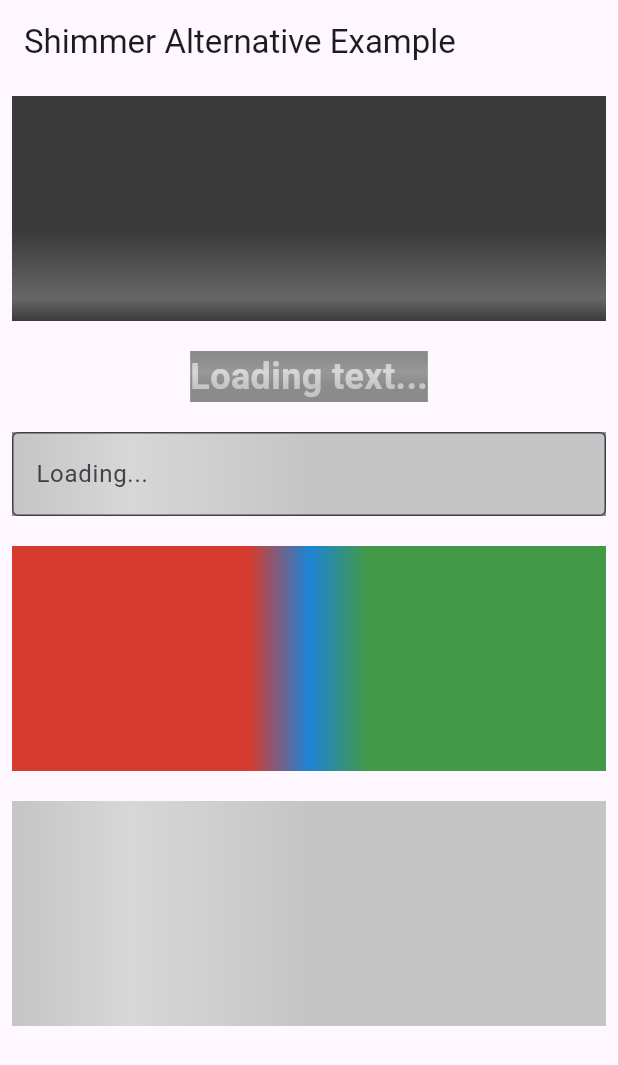
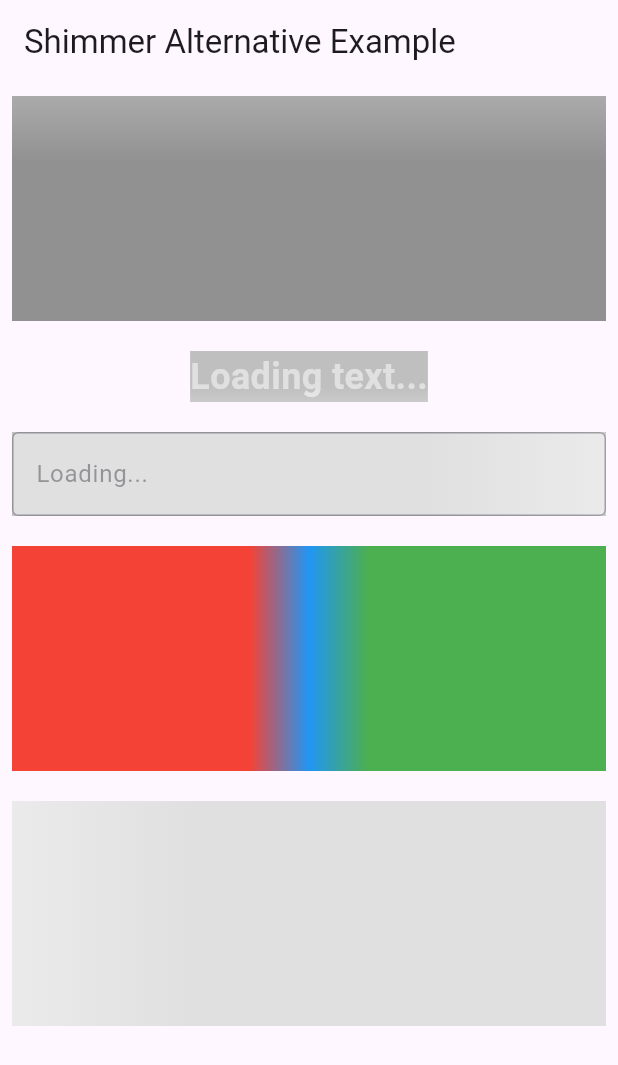
Before and after one commit to protheeuz/shimmer-alternative, a Flutter app: the screen it shows after launch, on a phone screen of 412 x 824 dp. Shown: the top 1065 px of the screen. Run offline on Flutter 3.47's test engine with Material 3 defaults, Android fonts, the phone set to English and light mode, and no system bars.

Commit message:
feat: add new features and improvements to Shimmer Alternative

```diff
--- a/lib/shimmer_alternative.dart
+++ b/lib/shimmer_alternative.dart
@@ -3,7 +3,7 @@ library shimmer_alternative;
 import 'package:flutter/material.dart';
 
 /// A widget that applies a shimmer effect to its child.
-class ShimmerAlternative extends StatelessWidget {
+class ShimmerAlternative extends StatefulWidget {
   /// Creates a [ShimmerAlternative] widget.
   const ShimmerAlternative({
     Key? key,
@@ -18,6 +18,10 @@ class ShimmerAlternative extends StatelessWidget {
     this.customShapeBuilder,
     this.onAnimationStart,
     this.onAnimationStop,
+    this.colorInterpolation = 0.5,
+    this.opacity = 1.0,
+    this.loopCount = 0,
+    this.easing = Curves.linear,
   }) : super(key: key);
 
   /// The widget below this widget in the tree.
@@ -53,102 +57,34 @@ class ShimmerAlternative extends StatelessWidget {
   /// Callback when the animation stops.
   final VoidCallback? onAnimationStop;
 
+  /// The interpolation factor for color blending.
+  final double colorInterpolation;
+
+  /// The opacity of the shimmer effect.
+  final double opacity;
+
+  /// The number of times the animation should loop.
+  final int loopCount;
+
+  /// The easing curve for the animation.
+  final Curve easing;
+
   @override
-  Widget build(BuildContext context) {
-    final Color adjustedBaseColor = isDarkMode ? Colors.grey[800]! : baseColor;
-    final Color adjustedHighlightColor =
-        isDarkMode ? Colors.grey[600]! : highlightColor;
-
-    return RepaintBoundary(
-      child: _Shimmer.fromColors(
-        baseColor: adjustedBaseColor,
-        highlightColor: adjustedHighlightColor,
-        customGradient: customGradient,
-        child: child,
-        duration: duration,
-        direction: direction,
-        shape: shape,
-        customShapeBuilder: customShapeBuilder,
-        onAnimationStart: onAnimationStart,
-        onAnimationStop: onAnimationStop,
-      ),
-    );
-  }
+  ShimmerAlternativeState createState() => ShimmerAlternativeState();
 }
 
-/// The direction of the shimmer animation.
-enum ShimmerDirection { ltr, rtl, ttb, btt }
-
-/// The shape of the shimmer effect.
-enum ShimmerShape { rectangle, circle, custom }
-
-/// Callback function for custom shape drawing.
-typedef CustomShapeBuilder = void Function(
-    Canvas canvas, Size size, Paint paint);
-
-class _Shimmer extends StatefulWidget {
-  const _Shimmer({
-    required this.child,
-    required this.baseColor,
-    required this.highlightColor,
-    required this.duration,
-    required this.direction,
-    required this.shape,
-    this.customGradient,
-    this.customShapeBuilder,
-    this.onAnimationStart,
-    this.onAnimationStop,
-  });
-
-  static Widget fromColors({
-    required Widget child,
-    required Color baseColor,
-    required Color highlightColor,
-    Duration duration = const Duration(milliseconds: 1500),
-    ShimmerDirection direction = ShimmerDirection.ltr,
-    ShimmerShape shape = ShimmerShape.rectangle,
-    Gradient? customGradient,
-    CustomShapeBuilder? customShapeBuilder,
-    VoidCallback? onAnimationStart,
-    VoidCallback? onAnimationStop,
-  }) {
-    return _Shimmer(
-      child: child,
-      baseColor: baseColor,
-      highlightColor: highlightColor,
-      duration: duration,
-      direction: direction,
-      shape: shape,
-      customGradient: customGradient,
-      customShapeBuilder: customShapeBuilder,
-      onAnimationStart: onAnimationStart,
-      onAnimationStop: onAnimationStop,
-    );
-  }
-
-  final Widget child;
-  final Color baseColor;
-  final Color highlightColor;
-  final Duration duration;
-  final ShimmerDirection direction;
-  final ShimmerShape shape;
-  final Gradient? customGradient;
-  final CustomShapeBuilder? customShapeBuilder;
-  final VoidCallback? onAnimationStart;
-  final VoidCallback? onAnimationStop;
-
-  @override
-  _ShimmerState createState() => _ShimmerState();
-}
-
-class _ShimmerState extends State<_Shimmer>
+/// The state class for [ShimmerAlternative].
+class ShimmerAlternativeState extends State<ShimmerAlternative>
     with SingleTickerProviderStateMixin {
   late final AnimationController _controller;
 
   @override
   void initState() {
     super.initState();
-    _controller = AnimationController(vsync: this, duration: widget.duration)
+    _controller = AnimationController(
+      vsync: this,
+      duration: widget.duration,
+    )
       ..repeat()
       ..addStatusListener((AnimationStatus status) {
         if (status == AnimationStatus.forward) {
@@ -165,22 +101,34 @@ class _ShimmerState extends State<_Shimmer>
     super.dispose();
   }
 
+  /// Pauses the shimmer animation.
+  void pauseAnimation() {
+    _controller.stop();
+  }
+
+  /// Resumes the shimmer animation.
+  void resumeAnimation() {
+    _controller.forward();
+  }
+
   @override
   Widget build(BuildContext context) {
-    return AnimatedBuilder(
-      animation: _controller,
-      child: widget.child,
-      builder: (BuildContext context, Widget? child) {
-        return ShaderMask(
+    final Color adjustedBaseColor =
+        widget.isDarkMode ? Colors.grey[800]! : widget.baseColor;
+    final Color adjustedHighlightColor =
+        widget.isDarkMode ? Colors.grey[600]! : widget.highlightColor;
+
+    return RepaintBoundary(
+      child: ShaderMask(
         shaderCallback: (Rect bounds) {
           final Gradient gradient = widget.customGradient ??
               LinearGradient(
                 begin: _getGradientBegin(),
                 end: _getGradientEnd(),
                 colors: <Color>[
-                    widget.baseColor,
-                    widget.highlightColor,
-                    widget.baseColor,
+                  adjustedBaseColor.withOpacity(widget.colorInterpolation),
+                  adjustedHighlightColor.withOpacity(widget.colorInterpolation),
+                  adjustedBaseColor.withOpacity(widget.colorInterpolation),
                 ],
                 stops: <double>[
                   _controller.value - 0.3,
@@ -190,12 +138,12 @@ class _ShimmerState extends State<_Shimmer>
               );
           return gradient.createShader(bounds);
         },
+        blendMode: BlendMode.srcATop,
         child: CustomPaint(
           painter: _ShimmerPainter(widget.shape, widget.customShapeBuilder),
-            child: child,
+          child: widget.child,
         ),
-        );
-      },
+      ),
     );
   }
 
@@ -227,6 +175,16 @@ class _ShimmerState extends State<_Shimmer>
     }
   }
 }
+
+/// The direction of the shimmer animation.
+enum ShimmerDirection { ltr, rtl, ttb, btt }
+
+/// The shape of the shimmer effect.
+enum ShimmerShape { rectangle, circle, custom }
+
+/// Callback function for custom shape drawing.
+typedef CustomShapeBuilder = void Function(
+    Canvas canvas, Size size, Paint paint);
 
 /// Painter class for custom shimmer shapes.
 class _ShimmerPainter extends CustomPainter {
```
Lines whose indentation alone changed are shown as unchanged.
